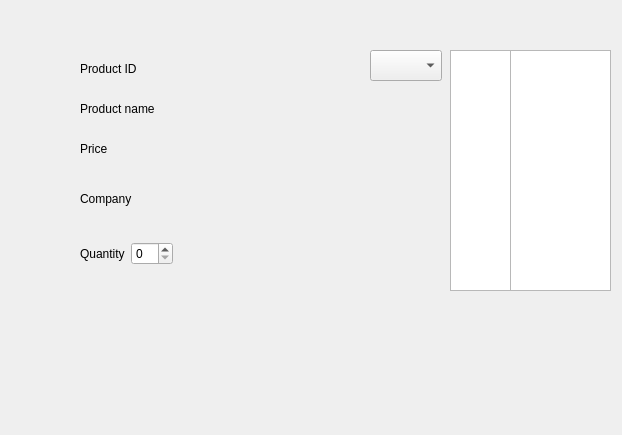
This is Sadikshya/buyproducts.ui in psaishya/The-Winkel as Qt 5 draws it before an edit. The edited form follows.
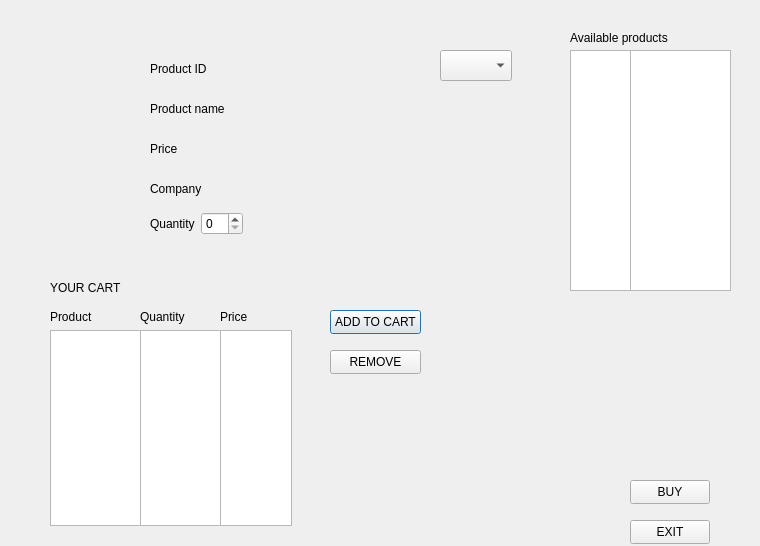
This is the edited form.

The edit to the form file:
```diff
--- a/Sadikshya/buyproducts.ui
+++ b/Sadikshya/buyproducts.ui
@@ -6,8 +6,8 @@
    <rect>
     <x>0</x>
     <y>0</y>
-    <width>622</width>
-    <height>435</height>
+    <width>760</width>
+    <height>546</height>
    </rect>
   </property>
   <property name="windowTitle">
@@ -16,7 +16,7 @@
   <widget class="QListView" name="id">
    <property name="geometry">
     <rect>
-     <x>450</x>
+     <x>570</x>
      <y>50</y>
      <width>61</width>
      <height>241</height>
@@ -26,7 +26,7 @@
   <widget class="QComboBox" name="comboBox">
    <property name="geometry">
     <rect>
-     <x>370</x>
+     <x>440</x>
      <y>50</y>
      <width>72</width>
      <height>31</height>
@@ -36,17 +36,95 @@
   <widget class="QListView" name="productname">
    <property name="geometry">
     <rect>
-     <x>510</x>
+     <x>630</x>
      <y>50</y>
      <width>101</width>
      <height>241</height>
     </rect>
    </property>
   </widget>
+  <widget class="QLabel" name="label_4">
+   <property name="geometry">
+    <rect>
+     <x>50</x>
+     <y>280</y>
+     <width>171</width>
+     <height>16</height>
+    </rect>
+   </property>
+   <property name="text">
+    <string>YOUR CART</string>
+   </property>
+  </widget>
+  <widget class="QLabel" name="label_6">
+   <property name="geometry">
+    <rect>
+     <x>570</x>
+     <y>30</y>
+     <width>151</width>
+     <height>16</height>
+    </rect>
+   </property>
+   <property name="text">
+    <string>Available products</string>
+   </property>
+  </widget>
+  <widget class="QPushButton" name="addtocart">
+   <property name="geometry">
+    <rect>
+     <x>330</x>
+     <y>310</y>
+     <width>91</width>
+     <height>24</height>
+    </rect>
+   </property>
+   <property name="text">
+    <string>ADD TO CART</string>
+   </property>
+  </widget>
+  <widget class="QPushButton" name="remove">
+   <property name="geometry">
+    <rect>
+     <x>330</x>
+     <y>350</y>
+     <width>91</width>
+     <height>24</height>
+    </rect>
+   </property>
+   <property name="text">
+    <string>REMOVE</string>
+   </property>
+  </widget>
+  <widget class="QPushButton" name="buy">
+   <property name="geometry">
+    <rect>
+     <x>630</x>
+     <y>480</y>
+     <width>80</width>
+     <height>24</height>
+    </rect>
+   </property>
+   <property name="text">
+    <string>BUY</string>
+   </property>
+  </widget>
+  <widget class="QPushButton" name="exit">
+   <property name="geometry">
+    <rect>
+     <x>630</x>
+     <y>520</y>
+     <width>80</width>
+     <height>24</height>
+    </rect>
+   </property>
+   <property name="text">
+    <string>EXIT</string>
+   </property>
+  </widget>
   <widget class="QWidget" name="">
    <property name="geometry">
     <rect>
-     <x>80</x>
+     <x>150</x>
      <y>60</y>
      <width>251</width>
      <height>18</height>
@@ -72,7 +150,7 @@
   <widget class="QWidget" name="">
    <property name="geometry">
     <rect>
-     <x>80</x>
+     <x>150</x>
      <y>100</y>
      <width>251</width>
      <height>18</height>
@@ -98,7 +176,7 @@
   <widget class="QWidget" name="">
    <property name="geometry">
     <rect>
-     <x>80</x>
+     <x>150</x>
      <y>140</y>
      <width>251</width>
      <height>18</height>
@@ -124,8 +202,8 @@
   <widget class="QWidget" name="">
    <property name="geometry">
     <rect>
-     <x>80</x>
-     <y>190</y>
+     <x>150</x>
+     <y>180</y>
      <width>251</width>
      <height>18</height>
     </rect>
@@ -150,8 +228,8 @@
   <widget class="QWidget" name="">
    <property name="geometry">
     <rect>
-     <x>80</x>
-     <y>240</y>
+     <x>150</x>
+     <y>210</y>
      <width>93</width>
      <height>27</height>
     </rect>
@@ -169,6 +247,72 @@
     </item>
    </layout>
   </widget>
+  <widget class="QWidget" name="">
+   <property name="geometry">
+    <rect>
+     <x>50</x>
+     <y>310</y>
+     <width>91</width>
+     <height>216</height>
+    </rect>
+   </property>
+   <layout class="QVBoxLayout" name="verticalLayout">
+    <item>
+     <widget class="QLabel" name="label_8">
+      <property name="text">
+       <string>Product</string>
+      </property>
+     </widget>
+    </item>
+    <item>
+     <widget class="QListView" name="name1"/>
+    </item>
+   </layout>
+  </widget>
+  <widget class="QWidget" name="">
+   <property name="geometry">
+    <rect>
+     <x>140</x>
+     <y>310</y>
+     <width>81</width>
+     <height>216</height>
+    </rect>
+   </property>
+   <layout class="QVBoxLayout" name="verticalLayout_2">
+    <item>
+     <widget class="QLabel" name="label_9">
+      <property name="text">
+       <string>Quantity</string>
+      </property>
+     </widget>
+    </item>
+    <item>
+     <widget class="QListView" name="quantity1"/>
+    </item>
+   </layout>
+  </widget>
+  <widget class="QWidget" name="">
+   <property name="geometry">
+    <rect>
+     <x>220</x>
+     <y>310</y>
+     <width>72</width>
+     <height>216</height>
+    </rect>
+   </property>
+   <layout class="QVBoxLayout" name="verticalLayout_3">
+    <item>
+     <widget class="QLabel" name="label_10">
+      <property name="text">
+       <string>Price</string>
+      </property>
+     </widget>
+    </item>
+    <item>
+     <widget class="QListView" name="price1"/>
+    </item>
+   </layout>
+  </widget>
  </widget>
  <resources/>
  <connections/>
```
